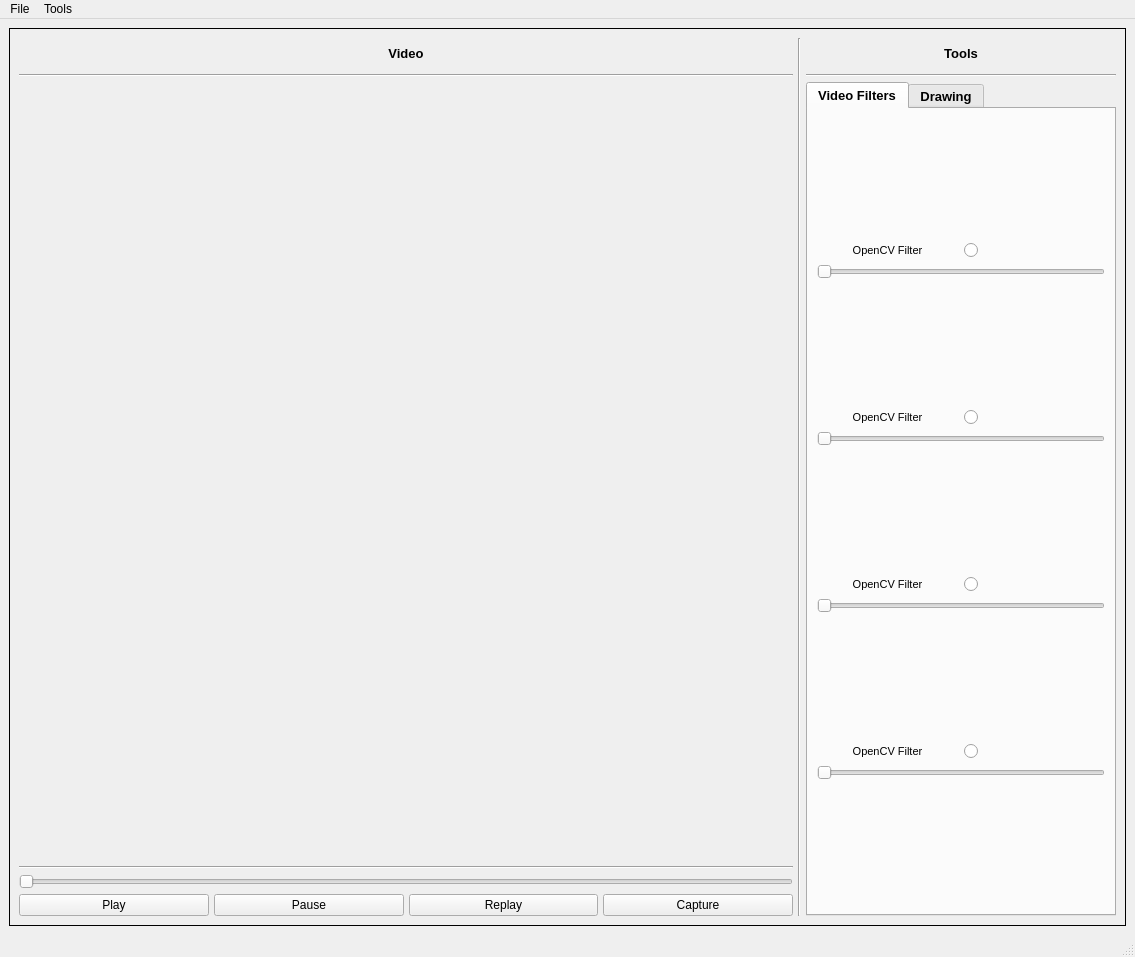
First picture: the form in src/ui/dlpctl.ui, repository tarumishra9498/dlpctlF25, before the edit.
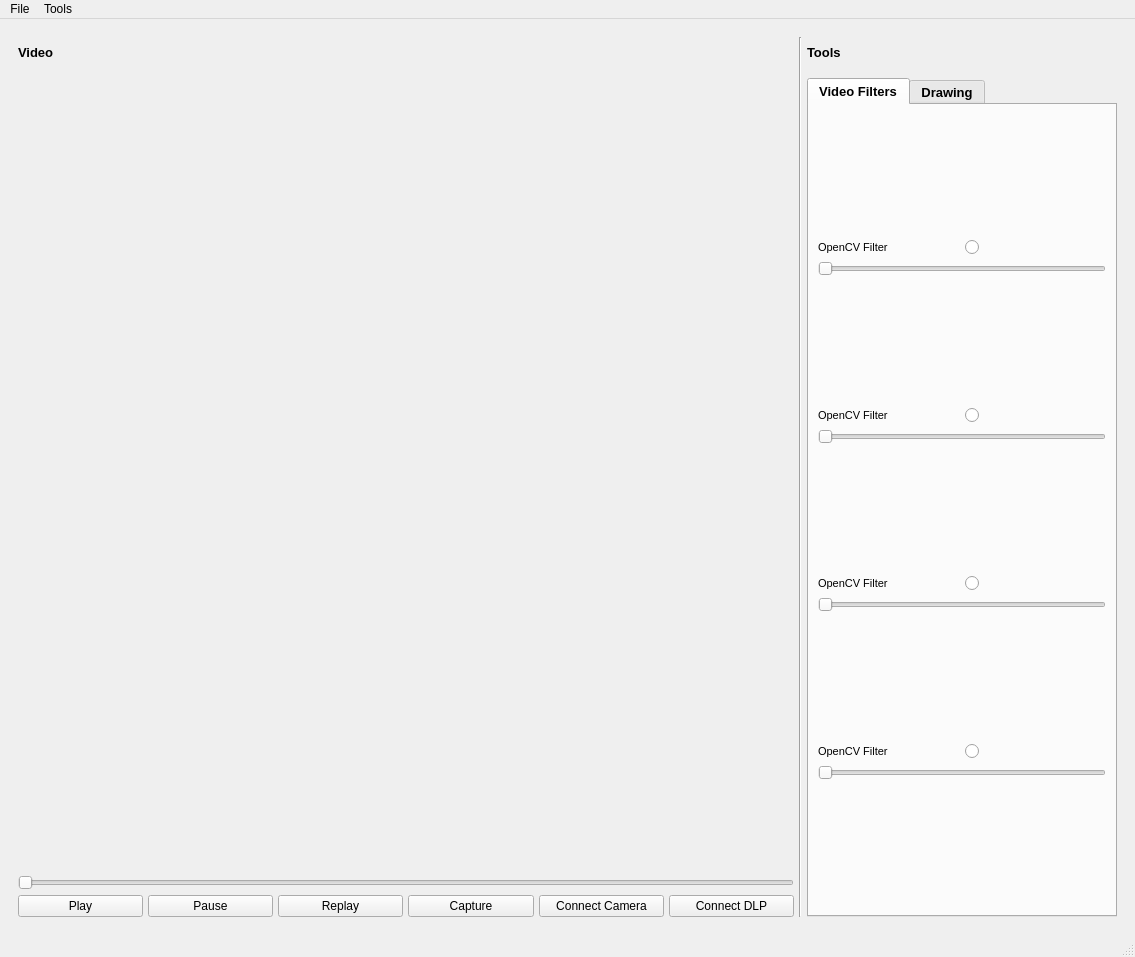
Second picture: the form after the edit.

Commit message: added camera/DLP connect buttons

The edit to the form file:
```diff
--- a/src/ui/dlpctl.ui
+++ b/src/ui/dlpctl.ui
@@ -33,7 +33,7 @@
        <bool>false</bool>
       </property>
       <property name="frameShape">
-       <enum>QFrame::Shape::Box</enum>
+       <enum>QFrame::NoFrame</enum>
       </property>
       <layout class="QHBoxLayout" name="horizontalLayout_2" stretch="10,0,4">
        <property name="spacing">
@@ -46,21 +46,19 @@
            <property name="font">
             <font>
              <pointsize>10</pointsize>
+             <weight>75</weight>
              <bold>true</bold>
             </font>
            </property>
            <property name="text">
             <string>Video</string>
            </property>
-           <property name="alignment">
-            <set>Qt::AlignmentFlag::AlignCenter</set>
-           </property>
           </widget>
          </item>
          <item>
           <widget class="Line" name="line_2">
            <property name="orientation">
-            <enum>Qt::Orientation::Horizontal</enum>
+            <enum>Qt::Vertical</enum>
            </property>
           </widget>
          </item>
@@ -70,7 +68,7 @@
          <item>
           <widget class="Line" name="line_3">
            <property name="orientation">
-            <enum>Qt::Orientation::Horizontal</enum>
+            <enum>Qt::Vertical</enum>
            </property>
           </widget>
          </item>
@@ -111,6 +109,20 @@
              </property>
             </widget>
            </item>
+           <item>
+            <widget class="QPushButton" name="connect_camera">
+             <property name="text">
+              <string>Connect Camera</string>
+             </property>
+            </widget>
+           </item>
+           <item>
+            <widget class="QPushButton" name="connect_DLP">
+             <property name="text">
+              <string>Connect DLP</string>
+             </property>
+            </widget>
+           </item>
           </layout>
          </item>
         </layout>
@@ -129,21 +141,19 @@
            <property name="font">
             <font>
              <pointsize>10</pointsize>
+             <weight>75</weight>
              <bold>true</bold>
             </font>
            </property>
            <property name="text">
             <string>Tools</string>
            </property>
-           <property name="alignment">
-            <set>Qt::AlignmentFlag::AlignCenter</set>
-           </property>
           </widget>
          </item>
          <item>
           <widget class="Line" name="line_4">
            <property name="orientation">
-            <enum>Qt::Orientation::Horizontal</enum>
+            <enum>Qt::Vertical</enum>
            </property>
           </widget>
          </item>
@@ -152,6 +162,7 @@
            <property name="font">
             <font>
              <pointsize>10</pointsize>
+             <weight>75</weight>
              <bold>true</bold>
             </font>
            </property>
@@ -161,6 +172,9 @@
            <property name="currentIndex">
             <number>0</number>
            </property>
+           <property name="elideMode">
+            <enum>Qt::ElideRight</enum>
+           </property>
            <widget class="QWidget" name="video_filters">
             <attribute name="title">
              <string>Video Filters</string>
@@ -173,15 +187,13 @@
                  <property name="font">
                   <font>
                    <pointsize>8</pointsize>
+                   <weight>50</weight>
                    <bold>false</bold>
                   </font>
                  </property>
                  <property name="text">
                   <string>OpenCV Filter</string>
                  </property>
-                 <property name="alignment">
-                  <set>Qt::AlignmentFlag::AlignCenter</set>
-                 </property>
                 </widget>
                </item>
                <item row="0" column="1">
@@ -207,15 +219,13 @@
                  <property name="font">
                   <font>
                    <pointsize>8</pointsize>
+                   <weight>50</weight>
                    <bold>false</bold>
                   </font>
                  </property>
                  <property name="text">
                   <string>OpenCV Filter</string>
                  </property>
-                 <property name="alignment">
-                  <set>Qt::AlignmentFlag::AlignCenter</set>
-                 </property>
                 </widget>
                </item>
                <item row="0" column="1">
@@ -241,15 +251,13 @@
                  <property name="font">
                   <font>
                    <pointsize>8</pointsize>
+                   <weight>50</weight>
                    <bold>false</bold>
                   </font>
                  </property>
                  <property name="text">
                   <string>OpenCV Filter</string>
                  </property>
-                 <property name="alignment">
-                  <set>Qt::AlignmentFlag::AlignCenter</set>
-                 </property>
                 </widget>
                </item>
                <item row="0" column="1">
@@ -275,15 +283,13 @@
                  <property name="font">
                   <font>
                    <pointsize>8</pointsize>
+                   <weight>50</weight>
                    <bold>false</bold>
                   </font>
                  </property>
                  <property name="text">
                   <string>OpenCV Filter</string>
                  </property>
-                 <property name="alignment">
-                  <set>Qt::AlignmentFlag::AlignCenter</set>
-                 </property>
                 </widget>
                </item>
                <item row="0" column="1">
```
Left out of the diff: 16 changed lines with no effect on the pictures.
